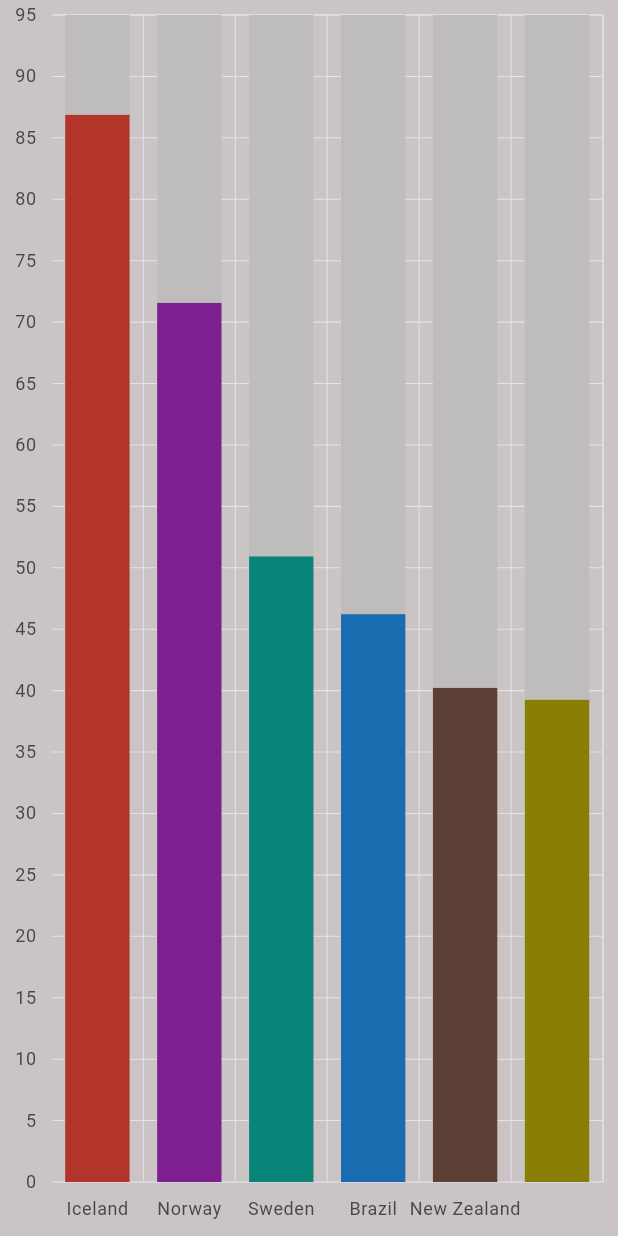
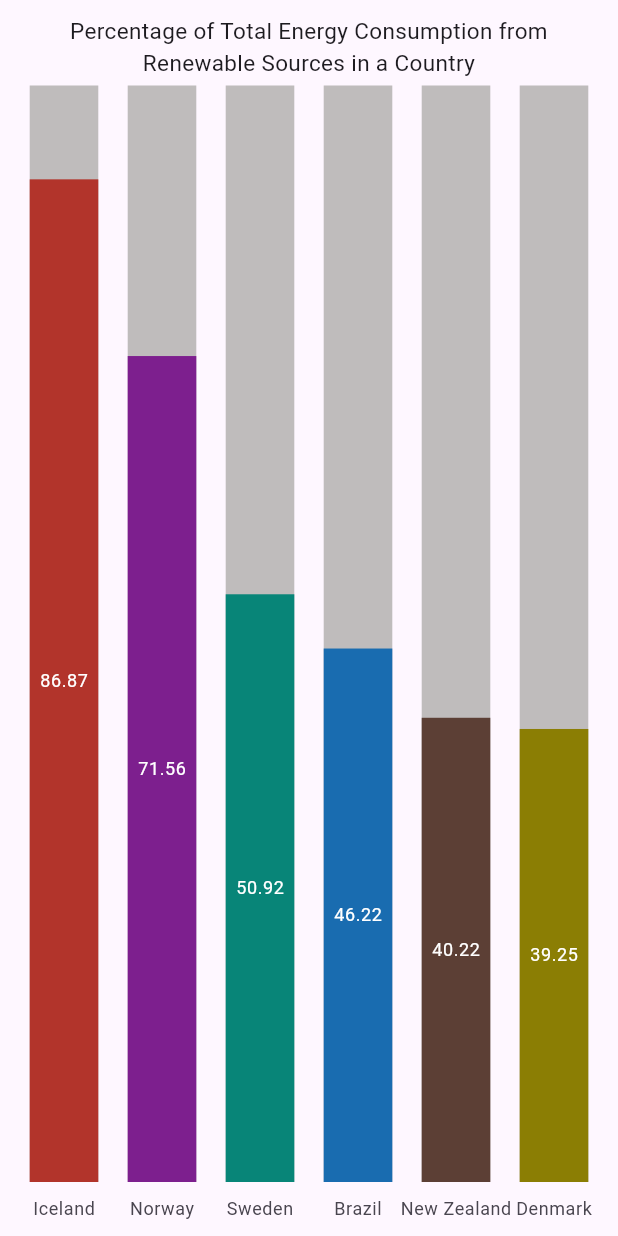
Before and after one commit to SyncfusionExamples/flutter_column_chart_renewable_energy_consumers, a Flutter app: the screen it shows after launch, on a phone screen of 412 x 824 dp. Run offline on Flutter 3.47's test engine with Material 3 defaults, Android fonts, the phone set to English and light mode, and no system bars; our stand-ins replace syncfusion_flutter_charts.

Commit message:
Updated sample

```diff
--- a/lib/main.dart
+++ b/lib/main.dart
@@ -18,6 +18,7 @@ class _MyHomePageState extends State<MyHomePage> {
   late List<EnergyData> _energyConsumedData;
   late Map<String, Color> _cylinderColors;
   late Map<String, Color> _topOvalColors;
+  late ChartSeriesController _controller;
 
   @override
   void initState() {
@@ -52,19 +53,59 @@ class _MyHomePageState extends State<MyHomePage> {
   Widget build(BuildContext context) {
     return Scaffold(
       body: SfCartesianChart(
-      backgroundColor: const Color.fromARGB(255, 202, 196, 196),
-      primaryXAxis: const CategoryAxis(),
+        title: const ChartTitle(
+            alignment: ChartAlignment.center,
+            text:
+                'Percentage of Total Energy Consumption from Renewable Sources in a Country'),
+        tooltipBehavior: TooltipBehavior(enable: true),
+        onTooltipRender: (TooltipArgs tooltipArgs) {
+          List<String> tooltipText = tooltipArgs.text!.split(' : ');
+          tooltipArgs.header = tooltipText[0];
+          tooltipArgs.text = '${tooltipText[1]}%';
+        },
+        onDataLabelRender: (DataLabelRenderArgs dataLabelArgs) {
+          dataLabelArgs.text = '${dataLabelArgs.text}%';
+        },
+        plotAreaBorderWidth: 0,
+        primaryXAxis: CategoryAxis(
+          majorGridLines: const MajorGridLines(width: 0),
+          majorTickLines: const MajorTickLines(width: 0),
+          axisLine: const AxisLine(width: 0),
+          axisLabelFormatter: (axisLabelRenderArgs) {
+            final String countryName = axisLabelRenderArgs.text;
+            TextStyle textStyle = Theme.of(context)
+                .textTheme
+                .titleSmall!
+                .copyWith(color: _cylinderColors[countryName]);
+            return ChartAxisLabel(countryName, textStyle);
+          },
+          labelPosition: ChartDataLabelPosition.inside,
+        ),
+        primaryYAxis: const NumericAxis(
+          isVisible: false,
+          plotOffsetStart: 50,
+          plotOffsetEnd: 50,
+        ),
         series: <CartesianSeries<EnergyData, String>>[
-        ColumnSeries<EnergyData, String>(
+          ColumnSeries(
             dataSource: _energyConsumedData,
             xValueMapper: (EnergyData data, index) => data.country,
             yValueMapper: (EnergyData data, index) =>
                 data.energyConsumedPercent,
+            onCreateRenderer: (ChartSeries series) {
+              return _CustomColumn3DSeriesRenderer(_topOvalColors);
+            },
+            onRendererCreated: (ChartSeriesController controller) {
+              _controller = controller;
+            },
+            isTrackVisible: true,
+            trackColor: const Color.fromARGB(255, 191, 188, 188),
             pointColorMapper: (EnergyData data, index) =>
                 _cylinderColors[data.country],
-          isTrackVisible: true,
-          trackColor: const Color.fromARGB(255, 191, 188, 188),
-          animationDuration: 0,
+            dataLabelSettings: const DataLabelSettings(
+                isVisible: true,
+                labelAlignment: ChartDataLabelAlignment.middle),
+            animationDuration: 2000,
           ),
         ],
       ),
@@ -95,13 +136,15 @@ class _CustomColumn3DSegment extends ColumnSegment<EnergyData, String> {
     final double trackerTop = series.pointToPixelY(0, 100);
     final Rect trackerTopOval = ovalRect(trackerTop);
     final Rect bottomOval = ovalRect(segmentRect!.bottom);
-    final Rect topOval = ovalRect(segmentRect!.top);
+    final Rect animatedTopOval = ovalRect(segmentRect!.bottom -
+        ((segmentRect!.bottom - segmentRect!.top) * animationFactor));
 
     super.onPaint(canvas);
     canvas.drawOval(trackerTopOval,
         Paint()..color = const Color.fromARGB(255, 204, 201, 201));
     canvas.drawOval(bottomOval, Paint()..color = fillPaint.color);
-    canvas.drawOval(topOval, Paint()..color = topOvalColors[countryName]!);
+    canvas.drawOval(
+        animatedTopOval, Paint()..color = topOvalColors[countryName]!);
   }
 
   Rect ovalRect(double ovalCenterY) {
```
Lines whose indentation alone changed are shown as unchanged.
